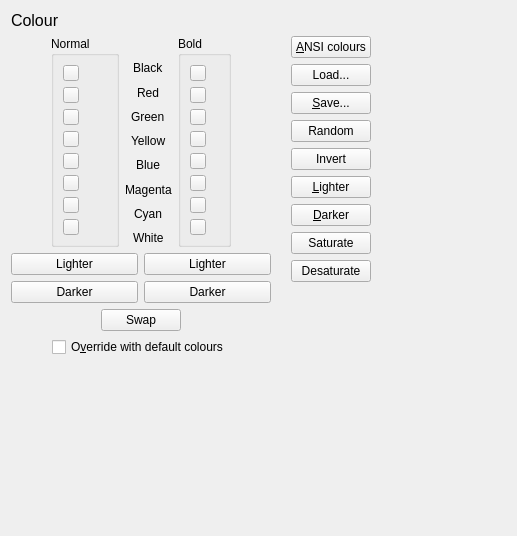
Old version of the form smushclient-qt/cpp/ui/prefs/color.ui in the repository jnbooth/smushclient.
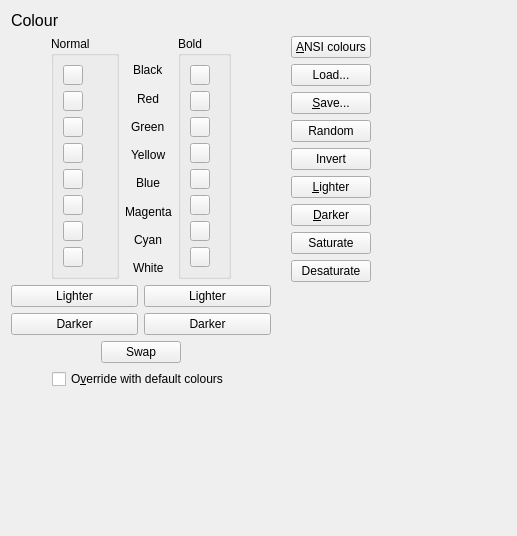
New version of the form. Icons and pictures are not drawn. Custom widgets are drawn as their Qt base class.

Commit message: set default ColorPickerButton size to 20

The edit to the form file:
```diff
--- a/smushclient-qt/cpp/ui/prefs/color.ui
+++ b/smushclient-qt/cpp/ui/prefs/color.ui
@@ -67,8 +67,8 @@
              <widget class="ColorPickerButton" name="AnsiColors0">
               <property name="maximumSize">
                <size>
-                <width>16</width>
-                <height>16</height>
+                <width>20</width>
+                <height>20</height>
                </size>
               </property>
              </widget>
@@ -77,8 +77,8 @@
              <widget class="ColorPickerButton" name="AnsiColors1">
               <property name="maximumSize">
                <size>
-                <width>16</width>
-                <height>16</height>
+                <width>20</width>
+                <height>20</height>
                </size>
               </property>
              </widget>
@@ -87,8 +87,8 @@
              <widget class="ColorPickerButton" name="AnsiColors2">
               <property name="maximumSize">
                <size>
-                <width>16</width>
-                <height>16</height>
+                <width>20</width>
+                <height>20</height>
                </size>
               </property>
              </widget>
@@ -97,8 +97,8 @@
              <widget class="ColorPickerButton" name="AnsiColors3">
               <property name="maximumSize">
                <size>
-                <width>16</width>
-                <height>16</height>
+                <width>20</width>
+                <height>20</height>
                </size>
               </property>
              </widget>
@@ -107,8 +107,8 @@
              <widget class="ColorPickerButton" name="AnsiColors4">
               <property name="maximumSize">
                <size>
-                <width>16</width>
-                <height>16</height>
+                <width>20</width>
+                <height>20</height>
                </size>
               </property>
              </widget>
@@ -117,8 +117,8 @@
              <widget class="ColorPickerButton" name="AnsiColors5">
               <property name="maximumSize">
                <size>
-                <width>16</width>
-                <height>16</height>
+                <width>20</width>
+                <height>20</height>
                </size>
               </property>
              </widget>
@@ -127,8 +127,8 @@
              <widget class="ColorPickerButton" name="AnsiColors6">
               <property name="maximumSize">
                <size>
-                <width>16</width>
-                <height>16</height>
+                <width>20</width>
+                <height>20</height>
                </size>
               </property>
              </widget>
@@ -137,8 +137,8 @@
              <widget class="ColorPickerButton" name="AnsiColors7">
               <property name="maximumSize">
                <size>
-                <width>16</width>
-                <height>16</height>
+                <width>20</width>
+                <height>20</height>
                </size>
               </property>
              </widget>
@@ -248,8 +248,8 @@
              <widget class="ColorPickerButton" name="AnsiColors8">
               <property name="maximumSize">
                <size>
-                <width>16</width>
-                <height>16</height>
+                <width>20</width>
+                <height>20</height>
                </size>
               </property>
              </widget>
@@ -258,8 +258,8 @@
              <widget class="ColorPickerButton" name="AnsiColors9">
               <property name="maximumSize">
                <size>
-                <width>16</width>
-                <height>16</height>
+                <width>20</width>
+                <height>20</height>
                </size>
               </property>
              </widget>
@@ -268,8 +268,8 @@
              <widget class="ColorPickerButton" name="AnsiColors10">
               <property name="maximumSize">
                <size>
-                <width>16</width>
-                <height>16</height>
+                <width>20</width>
+                <height>20</height>
                </size>
               </property>
              </widget>
@@ -278,8 +278,8 @@
              <widget class="ColorPickerButton" name="AnsiColors11">
               <property name="maximumSize">
                <size>
-                <width>16</width>
-                <height>16</height>
+                <width>20</width>
+                <height>20</height>
                </size>
               </property>
              </widget>
@@ -288,8 +288,8 @@
              <widget class="ColorPickerButton" name="AnsiColors12">
               <property name="maximumSize">
                <size>
-                <width>16</width>
-                <height>16</height>
+                <width>20</width>
+                <height>20</height>
                </size>
               </property>
              </widget>
@@ -298,8 +298,8 @@
              <widget class="ColorPickerButton" name="AnsiColors13">
               <property name="maximumSize">
                <size>
-                <width>16</width>
-                <height>16</height>
+                <width>20</width>
+                <height>20</height>
                </size>
               </property>
              </widget>
@@ -308,8 +308,8 @@
              <widget class="ColorPickerButton" name="AnsiColors14">
               <property name="maximumSize">
                <size>
-                <width>16</width>
-                <height>16</height>
+                <width>20</width>
+                <height>20</height>
                </size>
               </property>
              </widget>
@@ -318,8 +318,8 @@
              <widget class="ColorPickerButton" name="AnsiColors15">
               <property name="maximumSize">
                <size>
-                <width>16</width>
-                <height>16</height>
+                <width>20</width>
+                <height>20</height>
                </size>
               </property>
              </widget>
```
The commit also changes 4 other files.
